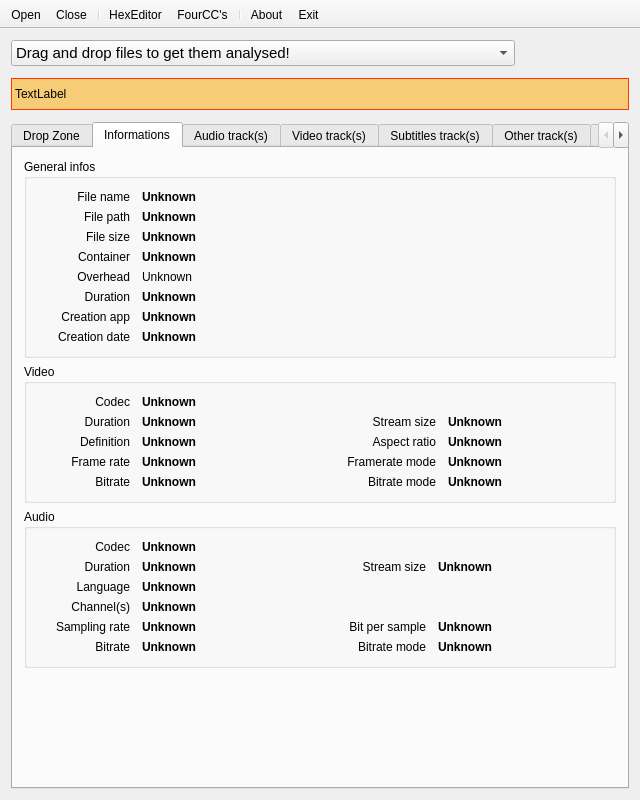
Above: mini_analyser/ui/mainwindow.ui from emericg/MiniVideo before the change. Below: the same form after it.
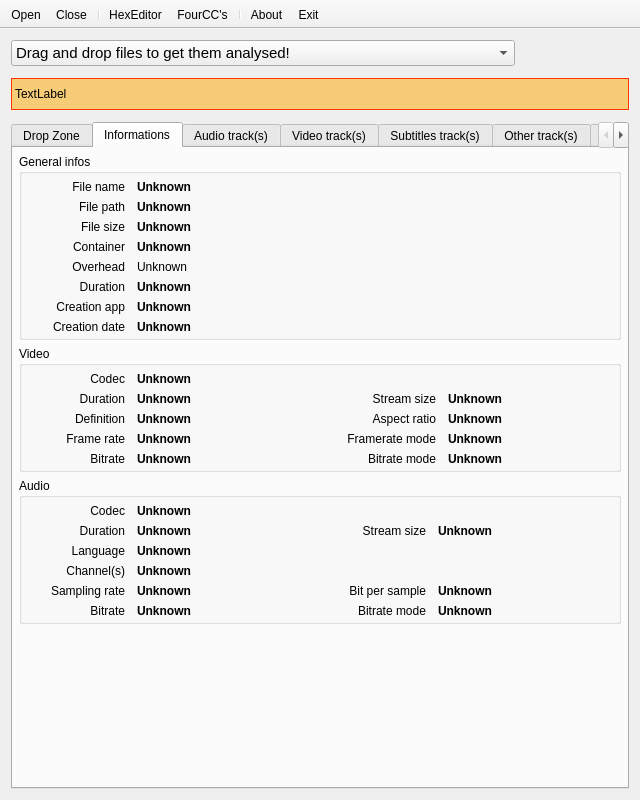
That is the form after the change. The open tabs and pages were chosen to show the change. Icons and pictures are not drawn. Custom widgets are drawn as their Qt base class.

Commit message: mini_analyser: UI improvements

```diff
--- a/mini_analyser/ui/mainwindow.ui
+++ b/mini_analyser/ui/mainwindow.ui
@@ -162,6 +162,18 @@
         <string>Informations</string>
        </attribute>
        <layout class="QVBoxLayout" name="verticalLayout">
+        <property name="leftMargin">
+         <number>6</number>
+        </property>
+        <property name="topMargin">
+         <number>6</number>
+        </property>
+        <property name="rightMargin">
+         <number>6</number>
+        </property>
+        <property name="bottomMargin">
+         <number>0</number>
+        </property>
         <item>
          <widget class="QGroupBox" name="groupBox_infos">
           <property name="enabled">
@@ -174,9 +186,15 @@
            <property name="leftMargin">
             <number>3</number>
            </property>
+           <property name="topMargin">
+            <number>6</number>
+           </property>
            <property name="rightMargin">
             <number>3</number>
            </property>
+           <property name="bottomMargin">
+            <number>3</number>
+           </property>
            <property name="horizontalSpacing">
             <number>12</number>
            </property>
@@ -406,9 +424,15 @@
            <property name="leftMargin">
             <number>3</number>
            </property>
+           <property name="topMargin">
+            <number>6</number>
+           </property>
            <property name="rightMargin">
             <number>3</number>
            </property>
+           <property name="bottomMargin">
+            <number>3</number>
+           </property>
            <item row="0" column="0">
             <layout class="QGridLayout" name="gridLayout_15">
              <property name="horizontalSpacing">
@@ -680,9 +704,15 @@
            <property name="leftMargin">
             <number>3</number>
            </property>
+           <property name="topMargin">
+            <number>6</number>
+           </property>
            <property name="rightMargin">
             <number>3</number>
            </property>
+           <property name="bottomMargin">
+            <number>3</number>
+           </property>
            <item row="0" column="0" colspan="3">
             <layout class="QGridLayout" name="gridLayout_4">
              <property name="horizontalSpacing">
```
Left out of the diff: 77 changed lines with no effect on the pictures. The commit also changes 2 other files.
